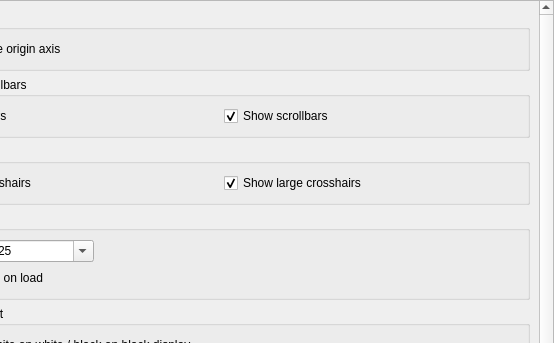
Before: the Qt Designer form scripts/Edit/AppPreferences/GraphicsViewPreferences/PreferencesPage.ui in qcad/qcad, drawn with Qt 5; both pictures show x 98 to 652 and y 0 to 343 of the 652 by 929 pixel window.
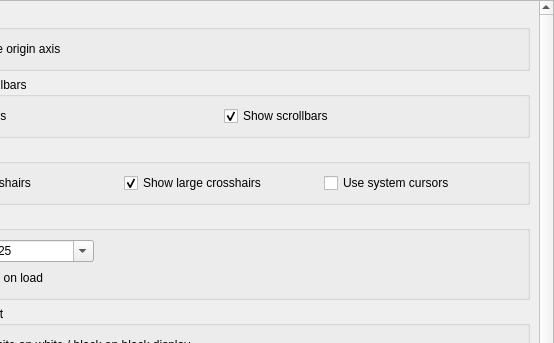
After: the same form once the commit is applied. Custom widgets are drawn as their Qt base class.

Commit message: add preference to only use system mouse cursors

Diff of the .ui file:
```diff
--- a/scripts/Edit/AppPreferences/GraphicsViewPreferences/PreferencesPage.ui
+++ b/scripts/Edit/AppPreferences/GraphicsViewPreferences/PreferencesPage.ui
@@ -20,7 +20,7 @@
    <property name="geometry">
     <rect>
      <x>0</x>
-     <y>-172</y>
+     <y>0</y>
      <width>635</width>
      <height>1109</height>
     </rect>
@@ -100,6 +100,19 @@
          </property>
         </widget>
        </item>
+       <item>
+        <widget class="QCheckBox" name="SystemCursors">
+         <property name="statusTip">
+          <string>This can be used if cursors are not visible on external monitors</string>
+         </property>
+         <property name="text">
+          <string>Use system cursors</string>
+         </property>
+         <property name="RequiresRestart" stdset="0">
+          <bool>true</bool>
+         </property>
+        </widget>
+       </item>
       </layout>
      </widget>
     </item>
```
The commit also changes 3 other files.
